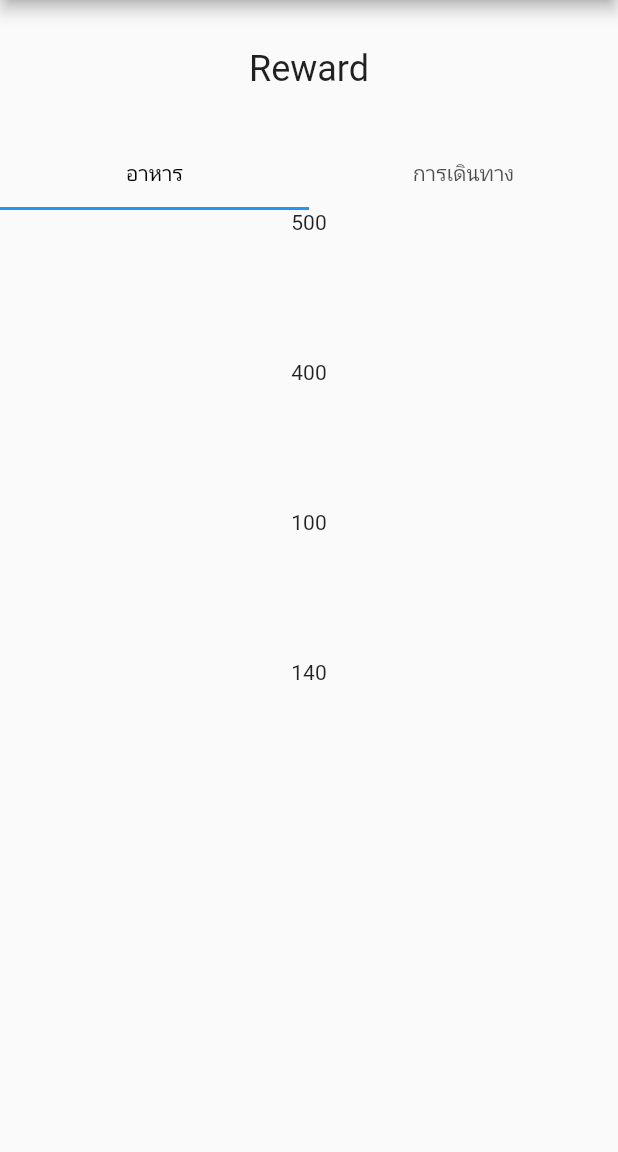
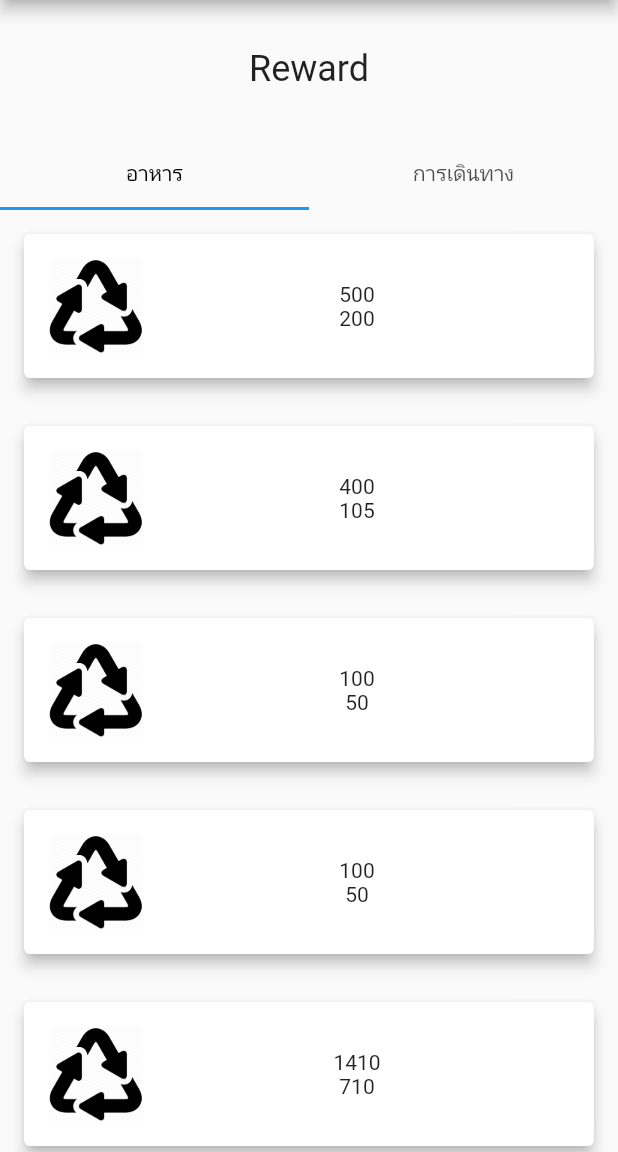
Before and after one commit to anythingth2/Lean, a Flutter app: the screen it shows after launch, on a phone screen of 412 x 824 dp, the part 84-1236 px from its top. Run offline on Flutter 3.47's test engine with Material 2 defaults, Android fonts, the phone set to English and light mode, and no system bars; our stand-ins replace camera, flutter_native_image; missing offline and left inert: firebase_ml_vision; accounts and stored records are empty.

Commit message:
Fix scrolling in HomePage

```diff
--- a/lib/DataRepository.dart
+++ b/lib/DataRepository.dart
@@ -6,13 +6,17 @@ class DataRepository {
       Reward('Assets/recycle.png', 'Assets/recycle.png', 500, 200),
       Reward('Assets/recycle.png', 'Assets/recycle.png', 400, 105),
       Reward('Assets/recycle.png', 'Assets/recycle.png', 100, 50),
-      Reward('Assets/recycle.png', 'Assets/recycle.png', 140, 70),
+      Reward('Assets/recycle.png', 'Assets/recycle.png', 100, 50),
+      Reward('Assets/recycle.png', 'Assets/recycle.png', 1410, 710),
+      Reward('Assets/recycle.png', 'Assets/recycle.png', 240, 70),
     ]),
     RewardTile('การเดินทาง', <Reward>[
       Reward('Assets/recycle.png', 'Assets/recycle.png', 4000, 2004),
       Reward('Assets/recycle.png', 'Assets/recycle.png', 4010, 1405),
       Reward('Assets/recycle.png', 'Assets/recycle.png', 12400, 2450),
       Reward('Assets/recycle.png', 'Assets/recycle.png', 14440, 7024),
+      Reward('Assets/recycle.png', 'Assets/recycle.png', 100, 50),
+      Reward('Assets/recycle.png', 'Assets/recycle.png', 140, 70),
     ])
   ];
   static initilize() {}
--- a/lib/Pages/HomePage.dart
+++ b/lib/Pages/HomePage.dart
@@ -2,6 +2,7 @@ import 'package:flutter/material.dart';
 import 'package:lean/Util.dart';
 import 'package:lean/DataRepository.dart';
 import 'package:lean/Models/Models.dart';
+import 'dart:io';
 
 class HomePage extends StatefulWidget {
   @override
@@ -15,6 +16,31 @@ class _HomePageState extends State<HomePage>
       );
   TabController tabController;
 
+  Widget rewardBuilder(Reward reward) => Card(
+        margin: EdgeInsets.symmetric(horizontal: 16.0, vertical: 16.0),
+        elevation: 4.0,
+        child: Container(
+          padding: EdgeInsets.all(16.0),
+          child: Row(
+            children: <Widget>[
+              Image.asset(
+                reward.image,
+                width: 64,
+                height: 64,
+              ),
+              Expanded(
+                child: Column(
+                  crossAxisAlignment: CrossAxisAlignment.center,
+                  children: <Widget>[
+                    Text('${reward.fromPrice}'),
+                    Text('${reward.toPrice}')
+                  ],
+                ),
+              )
+            ],
+          ),
+        ),
+      );
   @override
   void initState() {
     // TODO: implement initState
@@ -44,8 +70,7 @@ class _HomePageState extends State<HomePage>
             color: Colors.red,
           ),
         ),
-        body: SingleChildScrollView(
-          child: Container(
+        body: Container(
           child: Column(children: <Widget>[
             Container(
               margin: EdgeInsets.symmetric(vertical: 32.0),
@@ -60,21 +85,16 @@ class _HomePageState extends State<HomePage>
               tabs: List.generate(DataRepository.rewardTiles.length,
                   (i) => tabBuilder(DataRepository.rewardTiles[i].title)),
             ),
-              Container(
-                height: 512.0,
+            Expanded(
               child: TabBarView(
                 controller: this.tabController,
                 children:
                     List.generate(DataRepository.rewardTiles.length, (i) {
                   List<Reward> rewards =
                       DataRepository.rewardTiles[i].rewards;
-                    return Column(
-                      children: rewards
-                          .map<Widget>((reward) => Container(
-                                height: 100,
-                                child: Text('${reward.fromPrice}'),
-                              ))
-                          .toList(),
+                  return ListView(
+                    children: rewards.map<Widget>(rewardBuilder).toList(),
+                    shrinkWrap: true,
                   );
                 }),
               ),
@@ -82,7 +102,6 @@ class _HomePageState extends State<HomePage>
           ]),
         ),
       ),
-      ),
     );
   }
 }
```
Lines whose indentation alone changed are shown as unchanged.
